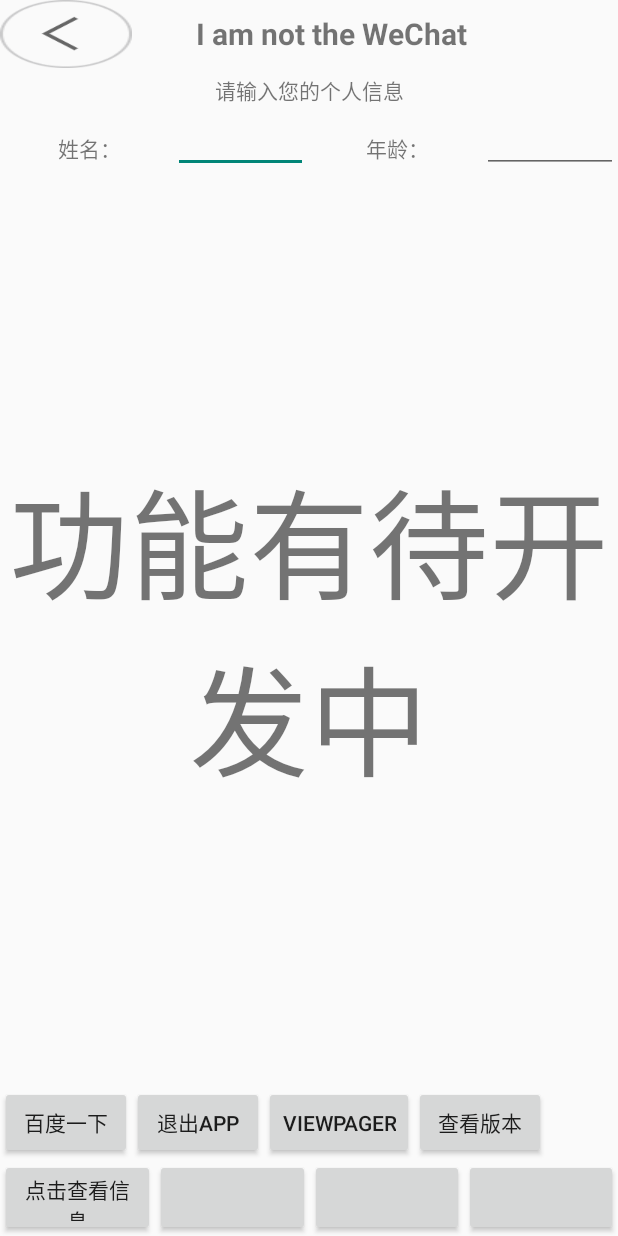
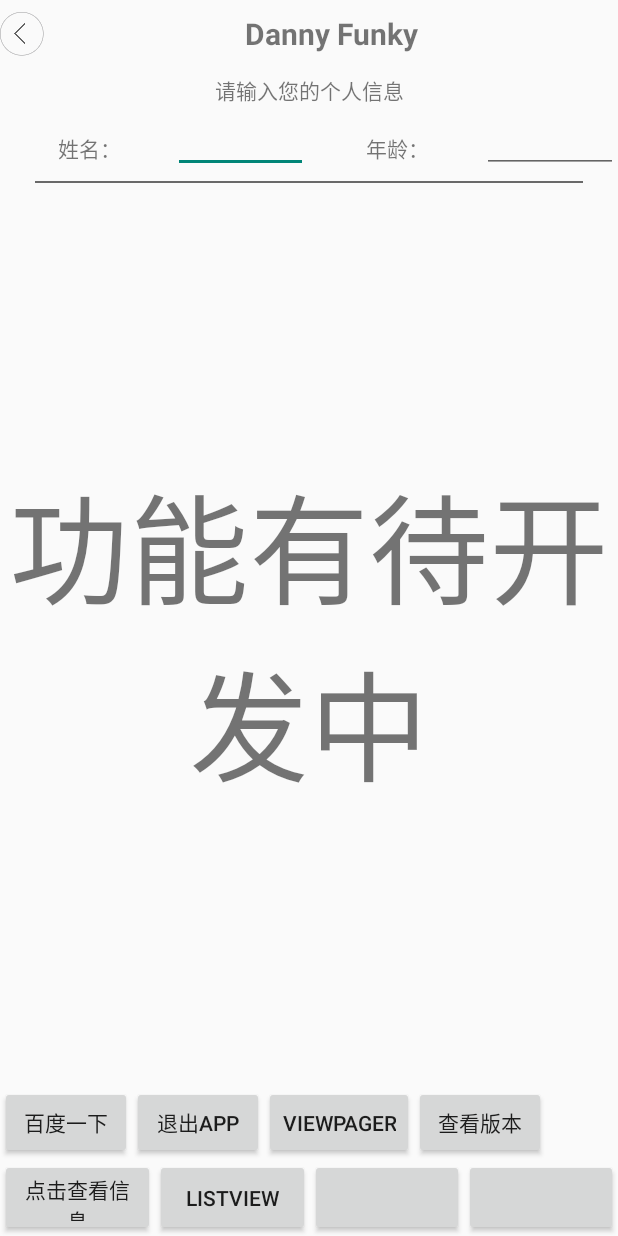
Before and after one commit to DannyZhang14/MyApp, an Android app: the screen it shows after launch (MainActivity), on a phone screen of 412 x 824 dp. Run offline under Robolectric (Android 15) with nearby library versions, the phone set to English and light mode, and no system bars.

```diff
--- a/SencePager/app/src/main/java/com/example/danny/sencepager/MainActivity.java
+++ b/SencePager/app/src/main/java/com/example/danny/sencepager/MainActivity.java
@@ -12,6 +12,7 @@ import android.view.Menu;
 import android.view.MenuItem;
 import android.view.View;
 import android.widget.Button;
+import android.widget.ImageButton;
 import android.widget.ImageView;
 import android.widget.LinearLayout;
 import android.widget.ListView;
@@ -25,15 +26,25 @@ public class MainActivity extends Activity {
     private  Button mButton3;
     private  Button mButton4;
     private  Button mButton5;
-    private TextView tvName;
+    private  Button mButton6;
+    private  TextView tvName;
     private  TextView tvAge;
-    private String name;
-    private String   age;
+    private  ImageButton mImageButton;
+    private  String name;
+    private  String   age;
     @Override
 
     protected void onCreate(Bundle savedInstanceState) {
         super.onCreate(savedInstanceState);
         setContentView(R.layout.activity_main);
+
+        mImageButton = (ImageButton)findViewById(R.id.buttonImage);
+        mImageButton.setOnClickListener(new View.OnClickListener() {
+            @Override
+            public void onClick(View v) {
+                finish();
+            }
+        });
         mButton1 = (Button)findViewById(R.id.button1);
         mButton1.setOnClickListener(new View.OnClickListener() {
             @Override
@@ -115,6 +126,14 @@ public class MainActivity extends Activity {
             }
         });
 
-
+        mButton6 = (Button) findViewById(R.id.button6);
+        mButton6.setOnClickListener(new View.OnClickListener() {
+            @Override
+            public void onClick(View v) {
+                Intent i =new Intent();
+                i.setClass(MainActivity.this,listview.class);
+                startActivity(i);
+            }
+        });
     }
 }
--- a/SencePager/app/src/main/res/layout/activity_my_view_pager.xml
+++ b/SencePager/app/src/main/res/layout/activity_my_view_pager.xml
@@ -29,7 +29,11 @@
         android:layout_below="@+id/linearLayout"
         android:layout_marginTop="3dp">
 
-
+        <View
+            android:layout_width="fill_parent"
+            android:layout_height="1dp"
+            android:background="#696969"
+            />
         <LinearLayout
             android:orientation="horizontal"
             android:layout_width="fill_parent"
--- a/SencePager/app/src/main/res/layout/bottomcontent.xml
+++ b/SencePager/app/src/main/res/layout/bottomcontent.xml
@@ -56,6 +56,7 @@
         android:layout_height="fill_parent"
         android:layout_weight="1"
         android:id="@+id/button6"
+        android:text="@string/listview"
         />
     <Button
         android:layout_width="fill_parent"
--- a/SencePager/app/src/main/res/layout/fragmen_tittle.xml
+++ b/SencePager/app/src/main/res/layout/fragmen_tittle.xml
@@ -6,8 +6,8 @@
         android:layout_width="wrap_content"
         android:layout_height="wrap_content"
         android:layout_centerVertical="true"
-        android:textSize="4dp"
-        android:background="@drawable/common_title_bar_return"/>
+        android:textSize="8dp"
+        android:background="@mipmap/common_title_bar_return"/>
     <TextView
 
         android:layout_width="fill_parent"
@@ -16,7 +16,7 @@
         android:textSize="20dp"
         android:gravity="center"
         android:textStyle="bold"
-        android:text="I am not the WeChat"
+        android:text="@string/app_name"
         />
 
 
--- a/SencePager/app/src/main/res/layout/fragment_content.xml
+++ b/SencePager/app/src/main/res/layout/fragment_content.xml
@@ -55,6 +55,14 @@
 
 
     </LinearLayout>
+    <View
+        android:layout_marginTop="5dp"
+        android:layout_width="fill_parent"
+        android:layout_marginLeft="23dp"
+        android:layout_marginRight="23dp"
+        android:layout_height="1dp"
+        android:background="#696969"
+        ></View>
      <LinearLayout
          android:layout_width="fill_parent"
          android:layout_height="fill_parent">
--- a/SencePager/app/src/main/res/values/strings.xml
+++ b/SencePager/app/src/main/res/values/strings.xml
@@ -10,4 +10,6 @@
     <string name="title_activity_showinfo">" 产看个人信息"</string>
     <string name="baiduyixia">百度一下</string>
     <string name="detail">请输入您要搜索的内容</string>
+    <string name="listview">listview</string>
+    <string name="title_activity_alarm_clock_setting">警戒设置</string>
 </resources>
```
Also changed, not shown: SencePager/app/src/main/AndroidManifest.xml (+8 -0 lines), SencePager/app/src/main/java/com/example/danny/sencepager/AlarmClockSetting.java (added, +25 -0 lines), SencePager/app/src/main/java/com/example/danny/sencepager/listview.java (+110 -2 lines), SencePager/app/src/main/java/com/example/danny/sencepager/myViewPager.java (+11 -0 lines), SencePager/app/src/main/res/layout/activity_listview.xml (+7 -16 lines), SencePager/app/src/main/res/layout/alarmclocksetting_layout.xml (added, +18 -0 lines), SencePager/app/src/main/res/layout/baiduyixia.xml (+12 -3 lines), SencePager/app/src/main/res/layout/listview_item.xml (added, +23 -0 lines), SencePager/app/src/main/res/menu/alarmclock_setting.xml (added, +7 -0 lines), SencePager/app/src/main/res/mipmap-xxhdpi/common_title_bar_return.png (added), SencePager/app/src/main/res/mipmap-xxhdpi/list_ala.png (added), SencePager/app/src/main/res/mipmap-xxhdpi/list_jing.png (added), SencePager/app/src/main/res/mipmap-xxhdpi/list_light.png (added), SencePager/app/src/main/res/mipmap-xxhdpi/list_mute.png (added), 1 other file.
